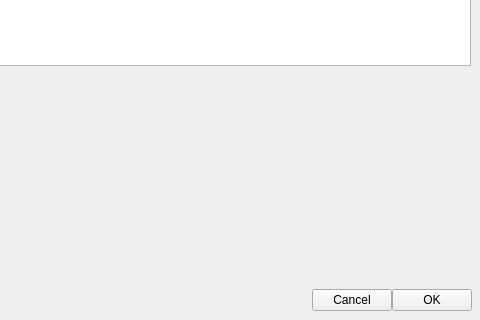
Ssz990220/PlotJuggler, file pj_app/src/PreferencesDialog.ui: the form before one commit; both pictures show x 271 to 751 and y 181 to 501 of the 751 by 501 pixel window.
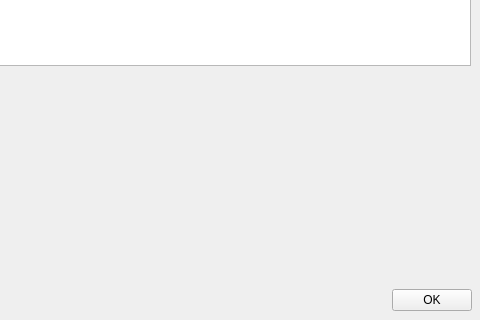
The form after the commit. Custom widgets are drawn as their Qt base class.

Commit message:
fix(ui): drop Preferences Cancel button and space flush dialog button rows (#429)
Preferences applies changes live and reverts on reject, so the Cancel
button was redundant next to OK and the pair rendered flush; remove it.
Esc and the title-bar close still trigger the revert path.

Give three hand-built button rows the canonical 8px (Comfortable) spacing
so adjacent buttons are no longer flush: the marketplace extension-detail
actions, the marketplace toolbar, and the filter editor button bar.

What changed in the file:
```diff
--- a/pj_app/src/PreferencesDialog.ui
+++ b/pj_app/src/PreferencesDialog.ui
@@ -733,16 +733,6 @@
        </property>
       </spacer>
      </item>
-     <item>
-      <widget class="QPushButton" name="buttonCancel">
-       <property name="text">
-        <string>Cancel</string>
-       </property>
-       <property name="destructive" stdset="0">
-        <bool>true</bool>
-       </property>
-      </widget>
-     </item>
      <item>
       <widget class="QPushButton" name="buttonOk">
        <property name="text">
```
The commit also changes 4 other files.
